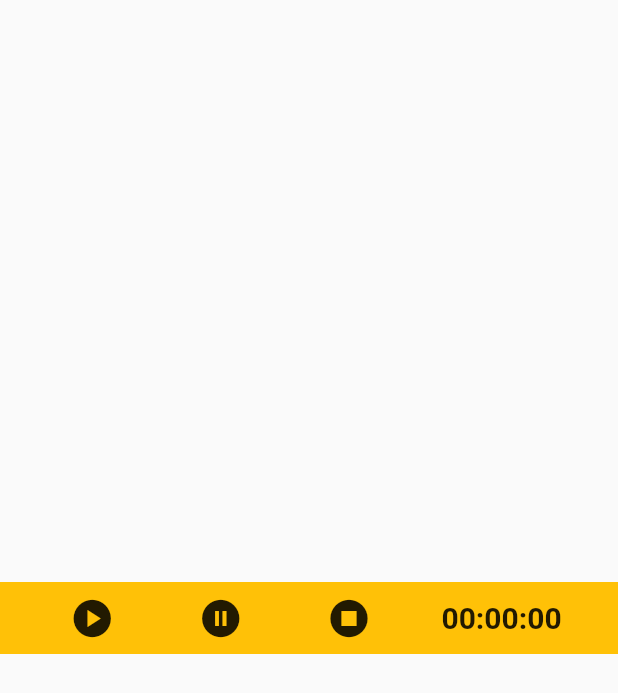
After one commit to ndyshandy/belajarflutter, a Flutter app: the screen it shows after launch, after a tap on "Audio Player Page", on a phone screen of 412 x 824 dp. The commit adds this screen. Shown: the top 693 px of the screen. Run offline on Flutter 3.47's test engine with Material 2 defaults, Android fonts, the phone set to English and light mode, and no system bars; our stand-ins replace audioplayers, get, qr_flutter.

Commit message:
Gradient Opacity & Audio Player

```diff
--- /dev/null
+++ b/lib/presentation/audio_player/audio_player.dart
@@ -0,0 +1,83 @@
+import 'package:audioplayers/audioplayers.dart';
+import 'package:flutter/material.dart';
+
+class AudioPlayerPage extends StatefulWidget {
+  const AudioPlayerPage({Key key}) : super(key: key);
+
+  @override
+  State<AudioPlayerPage> createState() => _AudioPlayerPageState();
+}
+
+class _AudioPlayerPageState extends State<AudioPlayerPage> {
+  AudioPlayer audioPlayer;
+  String durasi = "00:00:00";
+
+  _AudioPlayerPageState() {
+    audioPlayer = AudioPlayer();
+    audioPlayer.onPositionChanged.listen((duration) {
+      setState(() {
+        durasi = duration.toString();
+      });
+    });
+    audioPlayer.setReleaseMode(ReleaseMode.release);
+  }
+
+  void playSound(String url) async {
+    await audioPlayer.play(UrlSource(url));
+  }
+
+  void pauseSound() async {
+    await audioPlayer.pause();
+  }
+
+  void stopSound() async {
+    await audioPlayer.stop();
+  }
+
+  @override
+  Widget build(BuildContext context) {
+    return Scaffold(
+      body: Center(
+        child: Container(
+          color: Colors.amber,
+          child: Row(
+            mainAxisAlignment: MainAxisAlignment.spaceEvenly,
+            children: [
+              IconButton(
+                onPressed: () {
+                  playSound("https://s3.vinhostmedia.com:10945/;");
+                },
+                icon: Icon(
+                  Icons.play_circle,
+                  size: 30,
+                ),
+              ),
+              IconButton(
+                onPressed: () {
+                  pauseSound();
+                },
+                icon: Icon(
+                  Icons.pause_circle,
+                  size: 30,
+                ),
+              ),
+              IconButton(
+                onPressed: () {
+                  stopSound();
+                },
+                icon: Icon(
+                  Icons.stop_circle,
+                  size: 30,
+                ),
+              ),
+              Text(
+                durasi,
+                style: TextStyle(fontSize: 20, fontWeight: FontWeight.w600),
+              )
+            ],
+          ),
+        ),
+      ),
+    );
+  }
+}
--- a/lib/presentation/custom_card/custom_card.dart
+++ b/lib/presentation/custom_card/custom_card.dart
@@ -58,6 +58,10 @@ class CustomCardPage extends StatelessWidget {
                                 image: AssetImage("assets/images/sunset2.jpg"),
                                 fit: BoxFit.cover),
                           ),
+                          // child: Image(
+                          //   image: AssetImage('assets/images/sunset2.jpg'),
+                          //   fit: BoxFit.cover,
+                          // ),
                         ),
                       ),
                       Flexible(
--- a/lib/presentation/home/home_page.dart
+++ b/lib/presentation/home/home_page.dart
@@ -2,9 +2,11 @@
 
 import 'package:aplikasi_hello_world/presentation/animated_container/animated_container.dart';
 import 'package:aplikasi_hello_world/presentation/appbar/appbar_custom_size.dart';
+import 'package:aplikasi_hello_world/presentation/audio_player/audio_player.dart';
 import 'package:aplikasi_hello_world/presentation/button_transform/button_transform.dart';
 import 'package:aplikasi_hello_world/presentation/custom_card/custom_card.dart';
 import 'package:aplikasi_hello_world/presentation/flexible_widget/flexible_widget.dart';
+import 'package:aplikasi_hello_world/presentation/gradient_opacity/gradient_opacity.dart';
 import 'package:aplikasi_hello_world/presentation/hero_clipRRect/first_page_hero.dart';
 import 'package:aplikasi_hello_world/presentation/inkwell_button/inkwell_button.dart';
 import 'package:aplikasi_hello_world/presentation/login_page_dribbble/login_page.dart';
@@ -26,7 +28,9 @@ class HomePage extends StatelessWidget {
       appBar: AppBar(
         title: const Text('Home Page'),
       ),
-      body: Container(
+      body: ListView(
+        children: [
+          Container(
             margin: const EdgeInsets.all(15),
             child: Column(
               crossAxisAlignment: CrossAxisAlignment.start,
@@ -113,8 +117,18 @@ class HomePage extends StatelessWidget {
                   onPressed: () => Get.to(const ButtonTransformPage()),
                   child: const Text("Button Transform Page"),
                 ),
+                ElevatedButton(
+                  onPressed: () => Get.to(const GradientOpacity()),
+                  child: const Text("Gradient Opacity Page"),
+                ),
+                ElevatedButton(
+                  onPressed: () => Get.to(const AudioPlayerPage()),
+                  child: const Text("Audio Player Page"),
+                ),
               ],
             ),
+          ),
+        ],
       ),
     );
   }
--- a/pubspec.yaml
+++ b/pubspec.yaml
@@ -37,6 +37,7 @@ dependencies:
   get: ^4.6.5
   dio:
   qr_flutter: ^4.0.0
+  audioplayers: ^1.1.1
 
 dev_dependencies:
   flutter_test:
```
Also changed, not shown: lib/presentation/gradient_opacity/gradient_opacity.dart (added, +27 -0 lines), lib/presentation/profile_page/profile_page.dart (+6 -4 lines), pubspec.lock, 5 other files. Lines whose indentation alone changed are shown as unchanged.
